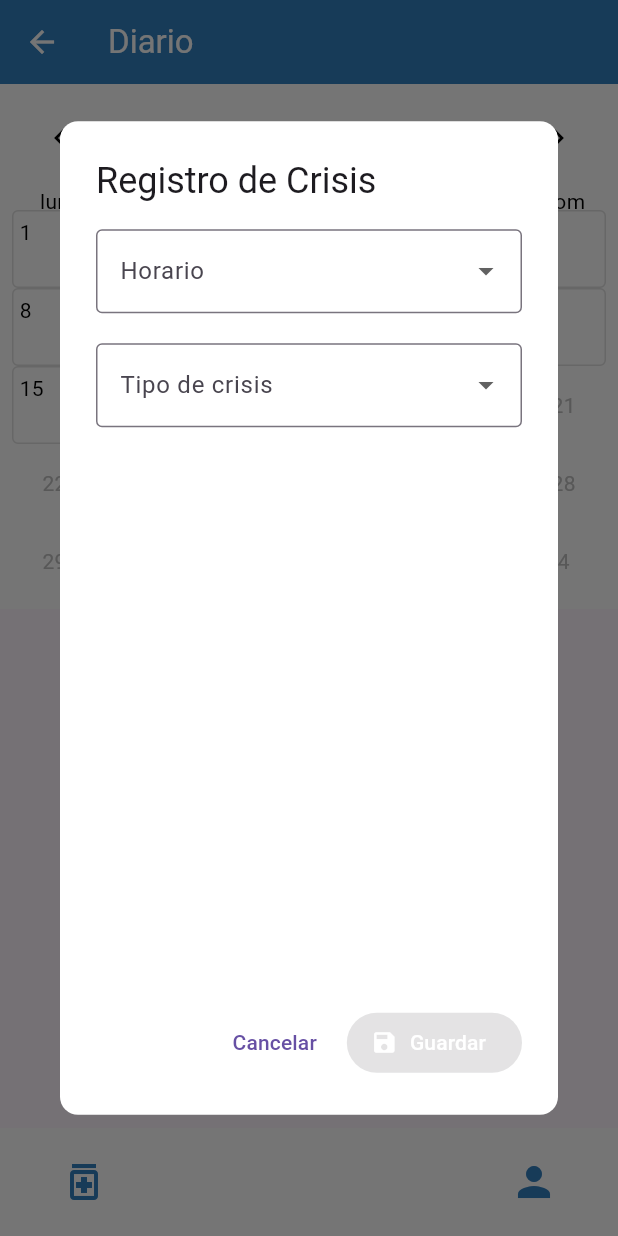
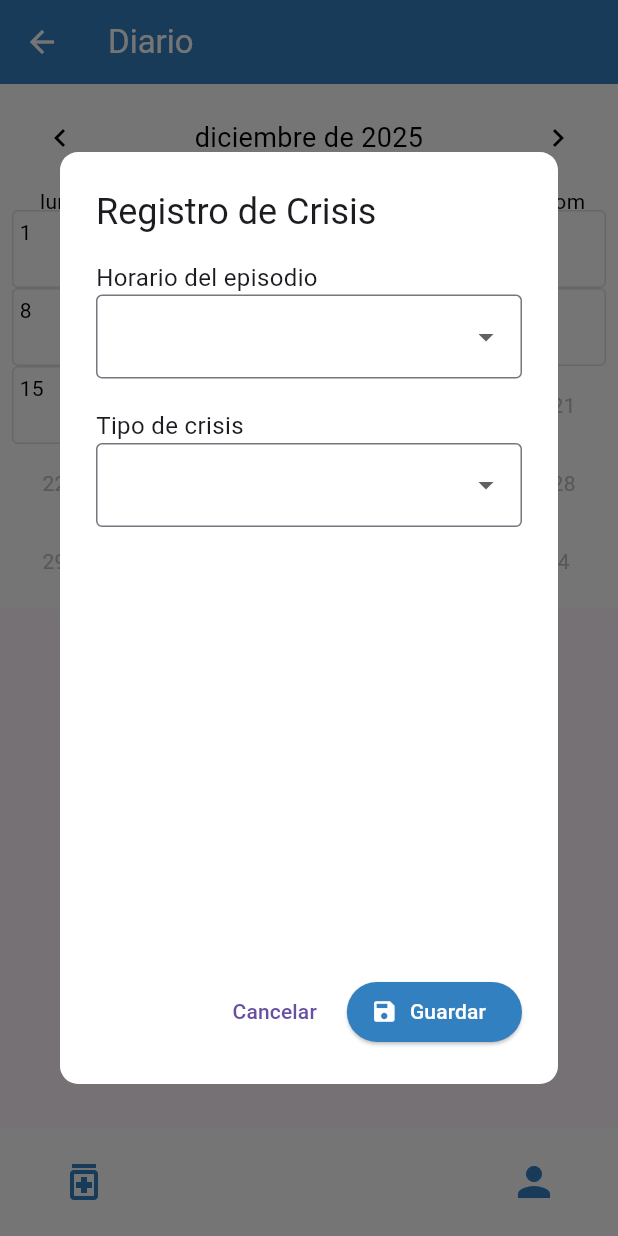
Before and after one commit to juanmarcos99/app, a Flutter app: the DiaryPage screen opened by its route, after a tap on "Añadir crisis", on a phone screen of 412 x 824 dp. Run offline on Flutter 3.47's test engine with Material 3 defaults, Android fonts, the phone set to English and light mode, and no system bars; drawn by our look-alikes of table_calendar; our stand-ins replace equatable, flutter_bloc, get_it, sqflite; accounts and stored records are empty.

Commit message:
Se mejoro el registrar crsis

```diff
--- a/lib/features/diary/diary.dart
+++ b/lib/features/diary/diary.dart
@@ -2,6 +2,7 @@
 export 'domain/entities/crisis.dart';
 export 'domain/repositories/crisis_repository.dart';
 export 'domain/use_cases/add_crisis.dart';
+export 'domain/use_cases/get_crises_by_day_use.dart';
 
 //data
 export 'data/datasources/crisis_local_data_source.dart';
@@ -11,7 +12,7 @@ export 'data/repositories_impl/crisis_repository_impl.dart';
 //ui
 export 'ui/pages/dairy/dairy_screen.dart';
 export 'ui/pages/dairy/widgets/table_calendar.dart';
-export 'ui/pages/dairy/widgets/custom_actionb_button.dart';
+export 'ui/pages/dairy/widgets/custom_action_button.dart';
 export 'ui/pages/dairy/widgets/register_crisis_dialog.dart';
 export 'ui/pages/dairy/widgets/register_efect_dialog.dart';
 export 'ui/bloc/diary_event.dart';
--- a/lib/features/diary/diary_injection.dart
+++ b/lib/features/diary/diary_injection.dart
@@ -19,9 +19,12 @@ void initDiaryDependencies() {
   sldiary.registerLazySingleton<AddCrisis>(
     () => AddCrisis(sldiary<CrisisRepository>()),
   );
+  sldiary.registerLazySingleton<GetCrisesByDay>(
+    () => GetCrisesByDay(sldiary<CrisisRepository>()),
+  );
 
   // Bloc
   sldiary.registerLazySingleton<DiaryBloc>(
-    () => DiaryBloc(sldiary<AddCrisis>()),
+    () => DiaryBloc(sldiary<AddCrisis>(), sldiary<GetCrisesByDay>()),
   );
 }
--- a/lib/features/diary/domain/repositories/crisis_repository.dart
+++ b/lib/features/diary/domain/repositories/crisis_repository.dart
@@ -2,5 +2,8 @@ import '../../diary.dart';
 
 abstract class CrisisRepository {
   Future<void> addCrisis(Crisis crisis);
-  Future<List<Crisis>> getCrisesByDay(DateTime day, String userId);
+  //para las tarjetas
+  Future<List<Crisis>> getCrisesByDayAndUser(DateTime day, int userId);
+  //para los punticos del calendario de los dias q hay crisis
+  Future<List<DateTime>> getCrisesDaysByUser(int userId);
 }
--- /dev/null
+++ b/lib/features/diary/domain/use_cases/get_crises_by_day_use.dart
@@ -0,0 +1,10 @@
+import 'package:app/features/diary/diary.dart';
+
+class GetCrisesByDay {
+  final CrisisRepository repository;
+  GetCrisesByDay(this.repository);
+
+  Future<List<Crisis>> call(DateTime day, int userId) async {
+    return await repository.getCrisesByDayAndUser(day, userId);
+  }
+}
--- a/lib/features/diary/ui/bloc/diary_event.dart
+++ b/lib/features/diary/ui/bloc/diary_event.dart
@@ -1,26 +1,18 @@
-import 'package:equatable/equatable.dart';
-import '../../diary.dart';
+import 'package:app/features/diary/diary.dart';
+abstract class DiaryEvent {}
 
-abstract class DiaryEvent extends Equatable {
-  const DiaryEvent();
-
-  @override
-  List<Object?> get props => [];
+class AddCrisisEvent extends DiaryEvent {
+  final CrisisModel crisis;
+  AddCrisisEvent(this.crisis);
 }
 
-class AddCrisisEvent extends DiaryEvent {
-  final Crisis crisis;
-
-  const AddCrisisEvent(this.crisis);
-
-  @override
-  List<Object?> get props => [crisis];
+class DayChangeEvent extends DiaryEvent {
+  final DateTime newDay;
+  DayChangeEvent(this.newDay);
 }
 
-class DaySelectedEvent extends DiaryEvent {
-  final DateTime day;
-  const DaySelectedEvent(this.day);
-
-  @override
-  List<Object?> get props => [day];
+class LoadTarjetasEvent extends DiaryEvent {
+  final int userId;
+  final DateTime date;
+  LoadTarjetasEvent({required this.userId, required this.date});
 }
--- a/lib/features/diary/ui/bloc/diary_state.dart
+++ b/lib/features/diary/ui/bloc/diary_state.dart
@@ -1,31 +1,37 @@
-import 'package:equatable/equatable.dart';
+import 'package:app/features/diary/diary.dart';
 
-abstract class DiaryState extends Equatable {
-  const DiaryState();
-
-  @override
-  List<Object?> get props => [];
-}
+abstract class DiaryState {}
 
 class DiaryInitial extends DiaryState {}
 
 class DiaryLoading extends DiaryState {}
 
-class CrisisAdded extends DiaryState {}
+class DiaryError extends DiaryState {
+  final String message;
+  DiaryError(this.message);
+}
 
-class DiaryFailure extends DiaryState {
+//estado para el cambio de día
+class DayChangedState extends DiaryState {
+  final DateTime selectedDay;
+  DayChangedState(this.selectedDay);
+}
+
+//añade la crisis
+class CrisisAdded extends DiaryState {
+  final CrisisModel crisis;
+  CrisisAdded(this.crisis);
+}
+
+//para las tarjetas
+class TarjetasLoaded extends DiaryState {
+  final List<Crisis> crises;
+
+  TarjetasLoaded(this.crises);
+}
+
+class TarjetasError extends DiaryState {
   final String message;
 
-  const DiaryFailure(this.message);
-
-  @override
-  List<Object?> get props => [message];
+  TarjetasError(this.message);
 }
-
-class DaySelected extends DiaryState {
-  final DateTime selectedDay;
-  const DaySelected(this.selectedDay);
-
-  @override
-  List<Object?> get props => [selectedDay];
-}
--- a/lib/features/diary/ui/pages/dairy/dairy_screen.dart
+++ b/lib/features/diary/ui/pages/dairy/dairy_screen.dart
@@ -1,30 +1,39 @@
 import 'package:flutter/material.dart';
 import 'package:flutter_bloc/flutter_bloc.dart';
 import 'package:app/core/theme/style/colors.dart';
+import 'package:app/features/auth/auth.dart';
 import '../../../diary.dart';
-import 'package:app/features/auth/auth.dart'; // para leer AuthBloc
 
 class DiaryPage extends StatelessWidget {
   const DiaryPage({super.key});
 
   @override
   Widget build(BuildContext context) {
-    return BlocProvider(
-      create: (_) => sl<DiaryBloc>(), // inyecta el bloc
-      child: BlocListener<DiaryBloc, DiaryState>(
+    return BlocListener<DiaryBloc, DiaryState>(
       listener: (context, state) {
-          if (state is DaySelected) {
-            ScaffoldMessenger.of(context).showSnackBar(
-              SnackBar(content: Text("Día seleccionado: ${state.selectedDay.toLocal()}")),
+        if (state is DayChangedState) {
+          // Aquí imprimes el día cambiado
+          debugPrint("Día cambiado: ${state.selectedDay}");
+        }
+        if (state is CrisisAdded) {
+          // Aquí imprimes la crisis añadida
+          debugPrint("Crisis añadida: ${state.crisis.crisisDate.toString()}");
+        }
+        if (state is DiaryError) {
+          // Aquí imprimes el error
+          debugPrint("Error: ${state.message}");
+        }
+
+        if (state is TarjetasLoaded) {
+          //  Aquí imprimes todas las crisis cargadas del día
+          for (final crisis in state.crises) {
+            debugPrint(
+              "Crisis del día: tipo=${crisis.type}, horario=${crisis.timeRange}, cantidad=${crisis.quantity}, fecha=${crisis.crisisDate}",
             );
-          } else if (state is CrisisAdded) {
-            ScaffoldMessenger.of(context).showSnackBar(
-              const SnackBar(content: Text("Crisis registrada correctamente")),
-            );
-          } else if (state is DiaryFailure) {
-            ScaffoldMessenger.of(context).showSnackBar(
-              SnackBar(content: Text("Error: ${state.message}")),
-            );
+          }
+        }
+        if (state is TarjetasError) {
+          debugPrint("Error cargando tarjetas: ${state.message}");
         }
       },
       child: Scaffold(
@@ -40,9 +49,15 @@ class DiaryPage extends StatelessWidget {
         body: SafeArea(
           child: Column(
             children: [
+              // Calendario visual
               const SizedBox(height: 350, child: DiaryCalendar()),
+
+              // Botones de acción
               Padding(
-                  padding: const EdgeInsets.symmetric(horizontal: 16, vertical: 8),
+                padding: const EdgeInsets.symmetric(
+                  horizontal: 16,
+                  vertical: 8,
+                ),
                 child: Row(
                   mainAxisAlignment: MainAxisAlignment.spaceEvenly,
                   children: [
@@ -56,27 +71,35 @@ class DiaryPage extends StatelessWidget {
                           useRootNavigator: false,
                           builder: (_) => const RegisterCrisisDialog(),
                         );
+                        debugPrint("se obtuvo el result del dialog : $result");
+                        if (result != null) {
+                          // Obtenemos el día seleccionado del DiaryBloc
+                          final daySelected = context
+                              .read<DiaryBloc>()
+                              .daySelected;
+                          debugPrint("entro al el result");
+                          // Obtenemos el usuario del AuthBloc
+                          final authState = context.read<AuthBloc>().state;
+                          int? userId;
+                          if (authState is UserLoggedIn) {
+                            userId = authState
+                                .user
+                                .id; // aquí usas la propiedad que tengas en tu modelo User          .id; // aquí usas la propiedad que tengas en tu modelo User
+                            debugPrint("se obtuvo el userId: $userId");
+                          }
 
-                          if (result != null) {
-                            final diaryBloc = context.read<DiaryBloc>();
-                            final authState = context.read<AuthBloc>().state;
-
-                            if (authState is UserLoggedIn) {
-                              final crisis = Crisis(
+                          // Creamos la entidad Crisis con los datos del formulario
+                          final crisis = CrisisModel(
                             registeredDate: DateTime.now(),
-                                crisisDate: diaryBloc.selectedDay ?? DateTime.now(),
+                            crisisDate: daySelected,
                             timeRange: result.horario,
                             quantity: result.cantidad,
                             type: result.tipo,
-                                userId: authState.user.id!,
+                            userId: userId!, //  viene del AuthBloc
                           );
 
-                              diaryBloc.add(AddCrisisEvent(crisis));
-                            } else {
-                              ScaffoldMessenger.of(context).showSnackBar(
-                                const SnackBar(content: Text("Debes iniciar sesión.")),
-                              );
-                            }
+                          // Disparamos el evento al DiaryBloc
+                          context.read<DiaryBloc>().add(AddCrisisEvent(crisis));
                         }
                       },
                     ),
@@ -84,18 +107,13 @@ class DiaryPage extends StatelessWidget {
                       text: "Añadir Efecto",
                       icon: Icons.add,
                       backgroundColor: AppColors.secundary,
-                        onPressed: () async {
-                          await showDialog(
-                            context: context,
-                            useRootNavigator: false,
-                            builder: (_) => const RegistroEfectDialog(),
-                          );
-                          // aquí puedes hacer lo mismo: recoger datos y llamar al bloc
-                        },
+                      onPressed: () async {},
                     ),
                   ],
                 ),
               ),
+
+              // Contenido inferior placeholder
               const Expanded(
                 child: Center(child: Text("Aquí va el contenido inferior")),
               ),
@@ -109,13 +127,21 @@ class DiaryPage extends StatelessWidget {
             mainAxisAlignment: MainAxisAlignment.spaceBetween,
             children: [
               IconButton(
-                  icon: const Icon(Icons.medication_outlined, size: 32, color: AppColors.primary),
+                icon: const Icon(
+                  Icons.medication_outlined,
+                  size: 32,
+                  color: AppColors.primary,
+                ),
                 onPressed: () {
                   // Acción para medicación
                 },
               ),
               IconButton(
-                  icon: const Icon(Icons.person, size: 32, color: AppColors.primary),
+                icon: const Icon(
+                  Icons.person,
+                  size: 32,
+                  color: AppColors.primary,
+                ),
                 onPressed: () {
                   // Acción para perfil
                 },
@@ -124,7 +150,6 @@ class DiaryPage extends StatelessWidget {
           ),
         ),
       ),
-      ),
     );
   }
 }
--- a/lib/features/diary/ui/pages/dairy/widgets/register_crisis_dialog.dart
+++ b/lib/features/diary/ui/pages/dairy/widgets/register_crisis_dialog.dart
@@ -1,13 +1,14 @@
 import 'package:flutter/material.dart';
 import 'package:app/core/theme/style/colors.dart';
 
-/// Modelo de datos que devuelve el diálogo
 class CrisisFormResult {
+  final DateTime fecha;
   final String horario;
   final String tipo;
   final int cantidad;
 
   const CrisisFormResult({
+    required this.fecha,
     required this.horario,
     required this.tipo,
     required this.cantidad,
@@ -22,6 +23,8 @@ class RegisterCrisisDialog extends StatefulWidget {
 }
 
 class _RegisterCrisisDialogState extends State<RegisterCrisisDialog> {
+  final DateTime fecha = DateTime.now();
+
   String? horario;
   String? tipoSeleccionado;
 
@@ -37,21 +40,18 @@ class _RegisterCrisisDialogState extends State<RegisterCrisisDialog> {
     'Focales conscientes',
     'Focales inconscientes',
     'Tónico-clónico bilateral',
+    'Añadir otro tipo',
   ];
 
   final cantidadController = TextEditingController();
+  final descripcionController = TextEditingController();
 
   @override
   void dispose() {
     cantidadController.dispose();
+    descripcionController.dispose();
     super.dispose();
   }
-
-  bool get isValid =>
-      horario != null &&
-      tipoSeleccionado != null &&
-      cantidadController.text.isNotEmpty &&
-      int.tryParse(cantidadController.text) != null;
 
   @override
   Widget build(BuildContext context) {
@@ -61,35 +61,33 @@ class _RegisterCrisisDialogState extends State<RegisterCrisisDialog> {
       title: const Text("Registro de Crisis"),
       content: SizedBox(
         width: MediaQuery.of(context).size.width * 0.9,
-        height: MediaQuery.of(context).size.height * 0.6,
+        height: MediaQuery.of(context).size.height * 0.55,
         child: SingleChildScrollView(
           child: Column(
+            crossAxisAlignment: CrossAxisAlignment.start,
             children: [
+              // Horario
+              const Text("Horario del episodio", style: TextStyle(fontSize: 16)),
               DropdownButtonFormField<String>(
                 value: horario,
-                items: horarios
-                    .map((h) => DropdownMenuItem(value: h, child: Text(h)))
-                    .toList(),
+                items: horarios.map((h) => DropdownMenuItem(value: h, child: Text(h))).toList(),
                 onChanged: (value) => setState(() => horario = value),
-                decoration: const InputDecoration(
-                  labelText: "Horario",
-                  border: OutlineInputBorder(),
-                ),
+                decoration: const InputDecoration(border: OutlineInputBorder()),
               ),
               const SizedBox(height: 20),
+
+              // Tipo de crisis
+              const Text("Tipo de crisis", style: TextStyle(fontSize: 16)),
               DropdownButtonFormField<String>(
                 value: tipoSeleccionado,
-                items: tiposCrisis
-                    .map((t) => DropdownMenuItem(value: t, child: Text(t)))
-                    .toList(),
+                items: tiposCrisis.map((t) => DropdownMenuItem(value: t, child: Text(t))).toList(),
                 onChanged: (value) => setState(() => tipoSeleccionado = value),
-                decoration: const InputDecoration(
-                  labelText: "Tipo de crisis",
-                  border: OutlineInputBorder(),
-                ),
+                decoration: const InputDecoration(border: OutlineInputBorder()),
               ),
               const SizedBox(height: 20),
-              if (tipoSeleccionado != null)
+
+              // Campos según selección
+              if (tipoSeleccionado != null && tipoSeleccionado != 'Añadir otro tipo')
                 TextFormField(
                   controller: cantidadController,
                   keyboardType: TextInputType.number,
@@ -98,6 +96,25 @@ class _RegisterCrisisDialogState extends State<RegisterCrisisDialog> {
                     border: const OutlineInputBorder(),
                   ),
                 ),
+
+              if (tipoSeleccionado == 'Añadir otro tipo') ...[
+                TextFormField(
+                  controller: descripcionController,
+                  decoration: const InputDecoration(
+                    labelText: "Descripción del tipo",
+                    border: OutlineInputBorder(),
+                  ),
+                ),
+                const SizedBox(height: 10),
+                TextFormField(
+                  controller: cantidadController,
+                  keyboardType: TextInputType.number,
+                  decoration: const InputDecoration(
+                    labelText: "Cantidad",
+                    border: OutlineInputBorder(),
+                  ),
+                ),
+              ],
             ],
           ),
         ),
@@ -108,21 +125,22 @@ class _RegisterCrisisDialogState extends State<RegisterCrisisDialog> {
           child: const Text("Cancelar"),
         ),
         ElevatedButton.icon(
-          onPressed: isValid
-              ? () {
-                  final result = CrisisFormResult(
-                    horario: horario!,
-                    tipo: tipoSeleccionado!,
-                    cantidad: int.parse(cantidadController.text),
-                  );
-                  Navigator.pop(context, result); // 🔥 devuelve los datos
-                }
-              : null,
+          // Siempre activo, sin validación previa
+          onPressed: () {
+            final tipoFinal = tipoSeleccionado == 'Añadir otro tipo'
+                ? descripcionController.text.trim()
+                : tipoSeleccionado ?? '';
+
+            final result = CrisisFormResult(
+              fecha: fecha,
+              horario: horario ?? '',
+              tipo: tipoFinal,
+              cantidad: int.tryParse(cantidadController.text.trim()) ?? 0,
+            );
+            Navigator.pop(context, result);
+          },
           icon: const Icon(Icons.save, color: AppColors.white),
-          label: const Text(
-            "Guardar",
-            style: TextStyle(color: AppColors.white),
-          ),
+          label: const Text("Guardar", style: TextStyle(color: AppColors.white)),
           style: ElevatedButton.styleFrom(backgroundColor: AppColors.primary),
         ),
       ],
--- a/lib/main.dart
+++ b/lib/main.dart
@@ -1,6 +1,5 @@
 import 'package:app/core/injection/injection.dart';
 import 'package:app/features/diary/diary.dart';
-import 'package:app/features/diary/ui/pages/dairy/dairy_screen.dart';
 import 'package:flutter/material.dart';
 import 'package:app/features/auth/auth.dart';
 import 'package:flutter_bloc/flutter_bloc.dart';
```
Also changed, not shown: lib/features/diary/data/datasources/crisis_local_data_source.dart (+29 -6 lines), lib/features/diary/data/repositories_impl/crisis_repository_impl.dart (+15 -3 lines), lib/features/diary/domain/use_cases/get_crises_by_day_and_user.dart (added, +9 -0 lines), lib/features/diary/ui/bloc/diary_bloc.dart (+28 -13 lines), lib/features/diary/ui/pages/dairy/widgets/crisis_cards_by_day.dart (added, +35 -0 lines), lib/features/diary/ui/pages/dairy/widgets/table_calendar.dart (+14 -3 lines), lib/features/diary/ui/pages/dairy/widgets/custom_action_button.dart (renamed from lib/features/diary/ui/pages/dairy/widgets/custom_actionb_button.dart), 1 other file. Lines whose indentation alone changed are shown as unchanged.
